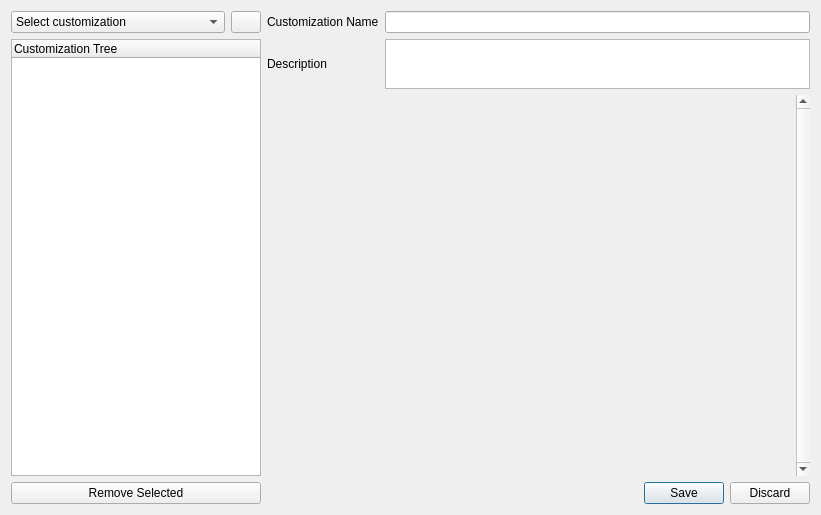
Qt form PostgisCustomization/createDatabaseCustomization.ui (dsgoficial/DsgTools) before a commit.
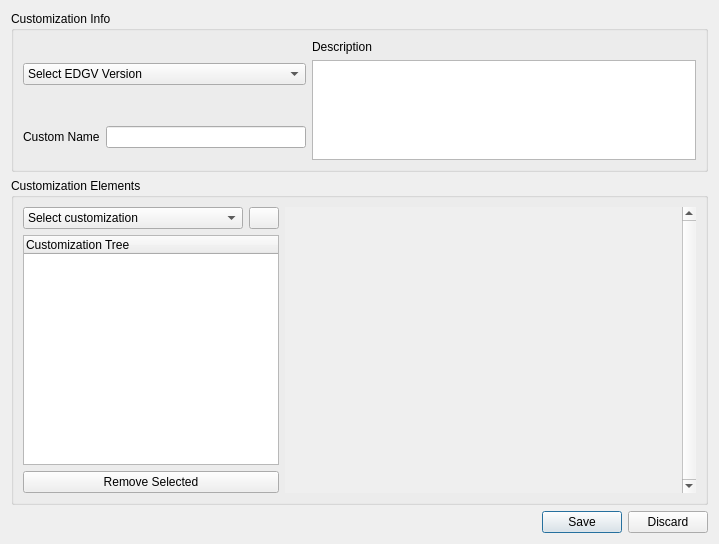
The same form after that commit. Icons and pictures are not drawn.

The edit to the form file:
```diff
--- a/PostgisCustomization/createDatabaseCustomization.ui
+++ b/PostgisCustomization/createDatabaseCustomization.ui
@@ -6,8 +6,8 @@
    <rect>
     <x>0</x>
     <y>0</y>
-    <width>821</width>
-    <height>515</height>
+    <width>719</width>
+    <height>544</height>
    </rect>
   </property>
   <property name="sizePolicy">
@@ -19,62 +19,99 @@
   <property name="windowTitle">
    <string>Create Database Customization</string>
   </property>
+  <layout class="QGridLayout" name="gridLayout_4">
+   <item row="0" column="0">
+    <widget class="QGroupBox" name="groupBox">
+     <property name="title">
+      <string>Customization Info</string>
+     </property>
   <layout class="QGridLayout" name="gridLayout_2">
-   <item row="3" column="2">
-    <widget class="QDialogButtonBox" name="buttonBox">
-     <property name="orientation">
-      <enum>Qt::Horizontal</enum>
-     </property>
-     <property name="standardButtons">
-      <set>QDialogButtonBox::Discard|QDialogButtonBox::Save</set>
-     </property>
-    </widget>
-   </item>
-   <item row="2" column="1" colspan="2">
-    <widget class="QScrollArea" name="scrollArea">
+      <item row="0" column="0">
+       <layout class="QGridLayout" name="gridLayout">
+        <item row="0" column="0" colspan="2">
+         <widget class="QComboBox" name="versionSelectionComboBox">
+          <property name="maximumSize">
+           <size>
+            <width>300</width>
+            <height>16777215</height>
+           </size>
+          </property>
+          <item>
+           <property name="text">
+            <string>Select EDGV Version</string>
+           </property>
+          </item>
+          <item>
+           <property name="text">
+            <string>2.1.3</string>
+           </property>
+          </item>
+          <item>
+           <property name="text">
+            <string>FTer_2a_Ed</string>
+           </property>
+          </item>
+         </widget>
+        </item>
+        <item row="0" column="2" rowspan="2">
+         <layout class="QVBoxLayout" name="verticalLayout">
+          <item>
+           <widget class="QLabel" name="label_2">
+            <property name="text">
+             <string>Description</string>
+            </property>
+           </widget>
+          </item>
+          <item>
+           <widget class="QTextEdit" name="customDescriptionTextEdit">
      <property name="sizePolicy">
-      <sizepolicy hsizetype="MinimumExpanding" vsizetype="MinimumExpanding">
+             <sizepolicy hsizetype="Expanding" vsizetype="MinimumExpanding">
        <horstretch>0</horstretch>
        <verstretch>0</verstretch>
       </sizepolicy>
      </property>
-     <property name="minimumSize">
+            <property name="maximumSize">
       <size>
-       <width>260</width>
-       <height>200</height>
-      </size>
-     </property>
-     <property name="frameShape">
-      <enum>QFrame::NoFrame</enum>
-     </property>
-     <property name="verticalScrollBarPolicy">
-      <enum>Qt::ScrollBarAlwaysOn</enum>
-     </property>
-     <property name="widgetResizable">
-      <bool>true</bool>
-     </property>
-     <widget class="QWidget" name="scrollAreaWidgetContents">
-      <property name="geometry">
-       <rect>
-        <x>0</x>
-        <y>0</y>
-        <width>531</width>
-        <height>369</height>
-       </rect>
-      </property>
-      <layout class="QVBoxLayout" name="verticalLayout_2">
-       <item>
-        <layout class="QVBoxLayout" name="scrollAreaLayout">
-         <property name="sizeConstraint">
-          <enum>QLayout::SetMinAndMaxSize</enum>
-         </property>
+              <width>16777215</width>
+              <height>100</height>
+             </size>
+            </property>
+           </widget>
+          </item>
+         </layout>
+        </item>
+        <item row="1" column="0">
+         <widget class="QLabel" name="label">
+          <property name="text">
+           <string>Custom Name</string>
+          </property>
+         </widget>
+        </item>
+        <item row="1" column="1">
+         <widget class="QLineEdit" name="customNameLineEdit">
+          <property name="maximumSize">
+           <size>
+            <width>200</width>
+            <height>16777215</height>
+           </size>
+          </property>
+          <property name="readOnly">
+           <bool>false</bool>
+          </property>
+         </widget>
+        </item>
         </layout>
        </item>
       </layout>
      </widget>
-    </widget>
    </item>
-   <item row="0" column="0" rowspan="4">
+   <item row="1" column="0">
+    <widget class="QGroupBox" name="groupBox_2">
+     <property name="title">
+      <string>Customization Elements</string>
+     </property>
+     <layout class="QGridLayout" name="gridLayout_3">
+      <item row="0" column="0">
     <layout class="QVBoxLayout" name="verticalLayout_4">
      <item>
       <layout class="QHBoxLayout" name="horizontalLayout">
@@ -122,7 +159,7 @@
        </property>
        <property name="maximumSize">
         <size>
-         <width>250</width>
+            <width>300</width>
          <height>16777215</height>
         </size>
        </property>
@@ -146,40 +183,60 @@
      </item>
     </layout>
    </item>
-   <item row="1" column="2">
-    <widget class="QTextEdit" name="customDescriptionTextEdit">
-     <property name="sizePolicy">
-      <sizepolicy hsizetype="Expanding" vsizetype="MinimumExpanding">
-       <horstretch>0</horstretch>
-       <verstretch>0</verstretch>
-      </sizepolicy>
-     </property>
-     <property name="maximumSize">
-      <size>
-       <width>16777215</width>
-       <height>50</height>
-      </size>
-     </property>
-    </widget>
-   </item>
-   <item row="0" column="2">
-    <widget class="QLineEdit" name="customNameLineEdit">
-     <property name="readOnly">
-      <bool>false</bool>
-     </property>
-    </widget>
-   </item>
    <item row="0" column="1">
-    <widget class="QLabel" name="label">
-     <property name="text">
-      <string>Customization Name</string>
-     </property>
-    </widget>
-   </item>
-   <item row="1" column="1">
-    <widget class="QLabel" name="label_2">
-     <property name="text">
-      <string>Description</string>
+       <widget class="QScrollArea" name="scrollArea">
+        <property name="sizePolicy">
+         <sizepolicy hsizetype="MinimumExpanding" vsizetype="MinimumExpanding">
+          <horstretch>0</horstretch>
+          <verstretch>0</verstretch>
+         </sizepolicy>
+        </property>
+        <property name="minimumSize">
+         <size>
+          <width>260</width>
+          <height>200</height>
+         </size>
+        </property>
+        <property name="frameShape">
+         <enum>QFrame::NoFrame</enum>
+        </property>
+        <property name="verticalScrollBarPolicy">
+         <enum>Qt::ScrollBarAlwaysOn</enum>
+        </property>
+        <property name="widgetResizable">
+         <bool>true</bool>
+        </property>
+        <widget class="QWidget" name="scrollAreaWidgetContents">
+         <property name="geometry">
+          <rect>
+           <x>0</x>
+           <y>0</y>
+           <width>407</width>
+           <height>274</height>
+          </rect>
+         </property>
+         <layout class="QVBoxLayout" name="verticalLayout_2">
+          <item>
+           <layout class="QVBoxLayout" name="scrollAreaLayout">
+            <property name="sizeConstraint">
+             <enum>QLayout::SetMinAndMaxSize</enum>
+            </property>
+           </layout>
+          </item>
+         </layout>
+        </widget>
+       </widget>
+      </item>
+     </layout>
+    </widget>
+   </item>
+   <item row="2" column="0">
+    <widget class="QDialogButtonBox" name="buttonBox">
+     <property name="orientation">
+      <enum>Qt::Horizontal</enum>
+     </property>
+     <property name="standardButtons">
+      <set>QDialogButtonBox::Discard|QDialogButtonBox::Save</set>
      </property>
     </widget>
    </item>
```
Lines whose indentation alone changed are shown as unchanged.
